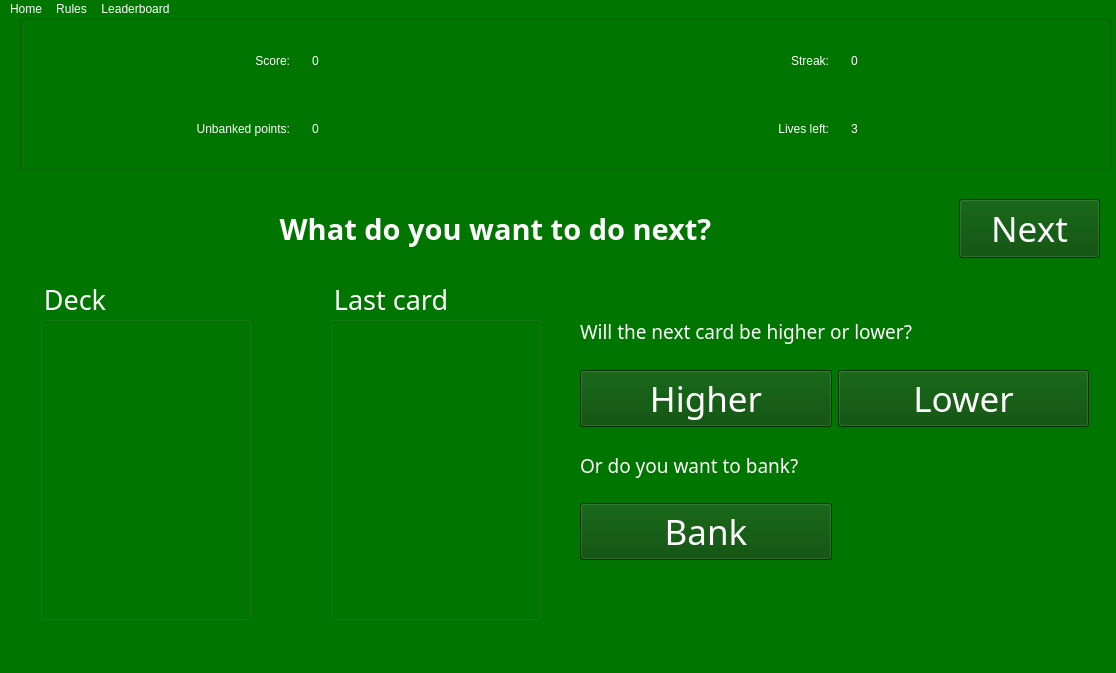
First picture: the form in gui/ui/play_screen.ui, repository jayanpatel789/card-game, before the edit.
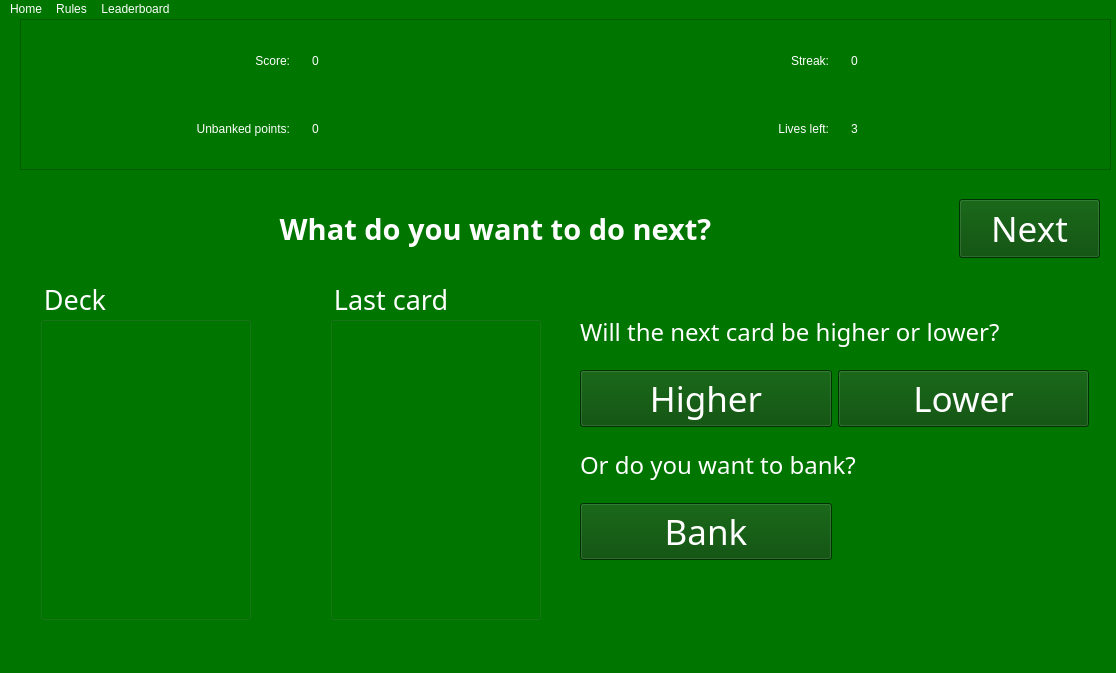
Second picture: the form after the edit. Icons and pictures are not drawn.

Commit message: Design changed to manage different game states.

```diff
--- a/gui/ui/play_screen.ui
+++ b/gui/ui/play_screen.ui
@@ -239,7 +239,7 @@
        <property name="font">
         <font>
          <family>Bodoni MT</family>
-         <pointsize>14</pointsize>
+         <pointsize>18</pointsize>
         </font>
        </property>
        <property name="text">
@@ -268,7 +268,7 @@
        <property name="font">
         <font>
          <family>Bodoni MT</family>
-         <pointsize>14</pointsize>
+         <pointsize>18</pointsize>
         </font>
        </property>
        <property name="text">
```
Left out of the diff: 4 changed lines with no effect on the pictures. The commit also changes 1 other file.
